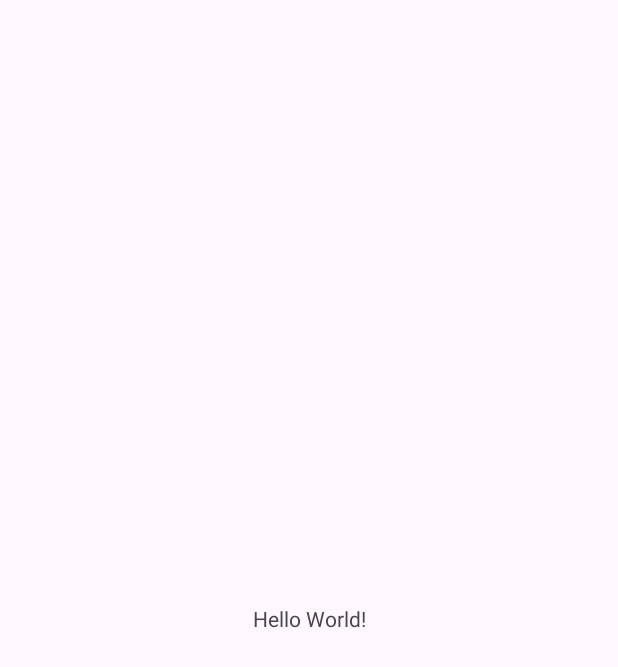
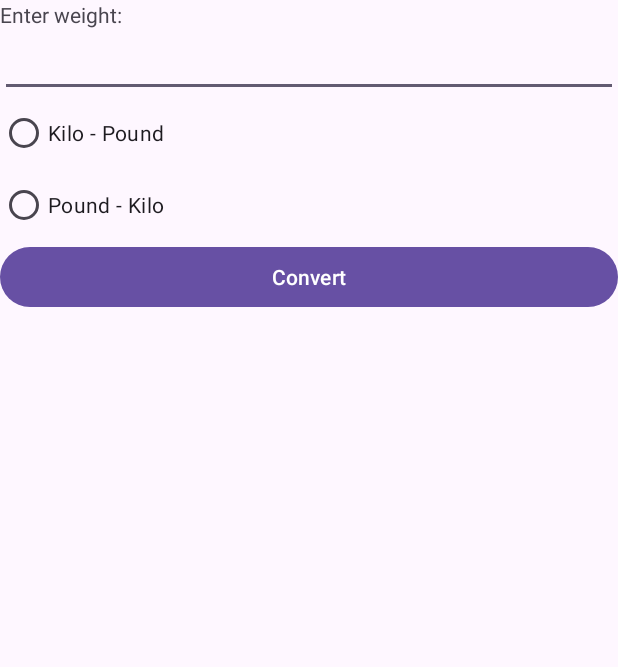
Before and after one commit to angeloj5/weightConverter, an Android app: the screen it shows after launch (MainActivity), on a phone screen of 412 x 824 dp. Before the commit the part shown is almost empty. Shown: the top 667 px of the screen. Run offline under Robolectric (Android 15) with nearby library versions, the phone set to English and light mode, and no system bars.

Commit message:
Adding convertion functionality (k->p & p->k).

```diff
--- a/app/src/main/java/com/ao/weightconverter/MainActivity.kt
+++ b/app/src/main/java/com/ao/weightconverter/MainActivity.kt
@@ -2,10 +2,50 @@ package com.ao.weightconverter
 
 import androidx.appcompat.app.AppCompatActivity
 import android.os.Bundle
+import android.view.View
+import android.widget.ArrayAdapter
+import android.widget.Button
+import android.widget.EditText
+import android.widget.RadioButton
+import android.widget.RadioGroup
+import android.widget.Spinner
+import android.widget.TextView
+import android.widget.Toast
 
 class MainActivity : AppCompatActivity() {
     override fun onCreate(savedInstanceState: Bundle?) {
         super.onCreate(savedInstanceState)
         setContentView(R.layout.activity_main)
+
+        /*Filling spinner
+        var spnConvertions:Spinner = findViewById(R.id.spnConvertions)
+
+        ArrayAdapter.createFromResource(
+            this,
+            R.array.spnConvertions,
+            android.R.layout.simple_spinner_item)
+            .also{adapter->
+            adapter.setDropDownViewResource(android.R.layout.simple_spinner_dropdown_item)
+            spnConvertions.adapter=adapter
+        }*/
+
+        //Button click event
+        var btnConvert:Button = findViewById<Button>(R.id.btnConvert)
+        var rdbConvertionGroup : RadioGroup = findViewById<RadioGroup>(R.id.rdbConvertionGroup)
+        var txtWeightInput : EditText = findViewById<EditText>(R.id.txtWeightInput)
+
+        btnConvert.setOnClickListener(View.OnClickListener {
+            when(rdbConvertionGroup.checkedRadioButtonId){
+                R.id.kp -> {
+                    var weightResult = Integer.parseInt(txtWeightInput.text.toString()) * 2.20462262185
+                    Toast.makeText(this, "Pounds: " + weightResult, Toast.LENGTH_SHORT).show()
+                }
+                R.id.pk -> {
+                    var weightResult = Integer.parseInt(txtWeightInput.text.toString()) / 2.20462262185
+                    Toast.makeText(this, "Kilos: " + weightResult, Toast.LENGTH_SHORT).show()
+                }
+            }
+
+        })
     }
 }
--- a/app/src/main/res/layout/activity_main.xml
+++ b/app/src/main/res/layout/activity_main.xml
@@ -6,13 +6,53 @@
     android:layout_height="match_parent"
     tools:context=".MainActivity">
 
-    <TextView
-        android:layout_width="wrap_content"
-        android:layout_height="wrap_content"
-        android:text="Hello World!"
-        app:layout_constraintBottom_toBottomOf="parent"
-        app:layout_constraintEnd_toEndOf="parent"
-        app:layout_constraintStart_toStartOf="parent"
-        app:layout_constraintTop_toTopOf="parent" />
+    <LinearLayout
+        android:layout_width="match_parent"
+        android:layout_height="match_parent"
+        android:orientation="vertical">
+
+        <TextView
+            android:id="@+id/weightTextView"
+            android:layout_width="match_parent"
+            android:layout_height="wrap_content"
+            android:text="@string/viewEnterWeight"
+            />
+
+        <EditText
+            android:id="@+id/txtWeightInput"
+            android:layout_width="match_parent"
+            android:layout_height="wrap_content"
+            android:inputType="number"
+            />
+
+        <RadioGroup
+            android:id="@+id/rdbConvertionGroup"
+            android:layout_width="match_parent"
+            android:layout_height="wrap_content">
+
+            <RadioButton
+                android:id="@+id/kp"
+                android:layout_width="match_parent"
+                android:layout_height="match_parent"
+                android:text="@string/kp"
+                />
+
+            <RadioButton
+                android:id="@+id/pk"
+                android:layout_width="match_parent"
+                android:layout_height="match_parent"
+                android:text="@string/pk"
+                />
+
+        </RadioGroup>
+
+        <Button
+            android:id="@+id/btnConvert"
+            android:layout_width="match_parent"
+            android:layout_height="wrap_content"
+            android:text="@string/btnConvert"
+            />
+
+    </LinearLayout>
 
 </androidx.constraintlayout.widget.ConstraintLayout>
--- a/app/src/main/res/values/strings.xml
+++ b/app/src/main/res/values/strings.xml
@@ -1,3 +1,11 @@
 <resources>
     <string name="app_name">weightConverter</string>
+    <string name="viewEnterWeight">Enter weight:</string>
+    <string name="btnConvert">Convert</string>
+    <string-array name="spnConvertions">
+        <item>Kilos - Pounds</item>
+        <item>Pounds - Kilos</item>
+    </string-array>
+    <string name="kp">Kilo - Pound</string>
+    <string name="pk">Pound - Kilo</string>
 </resources>
```
